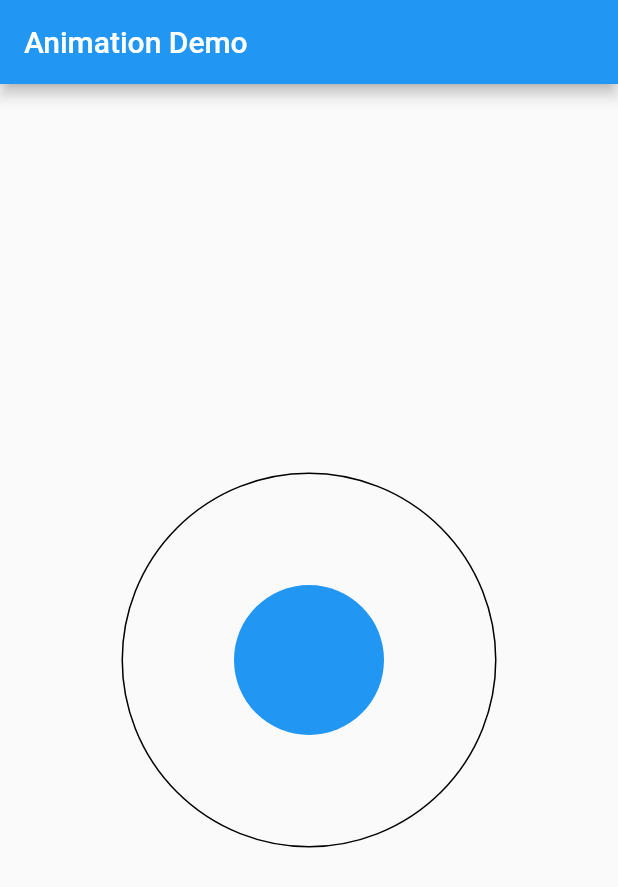
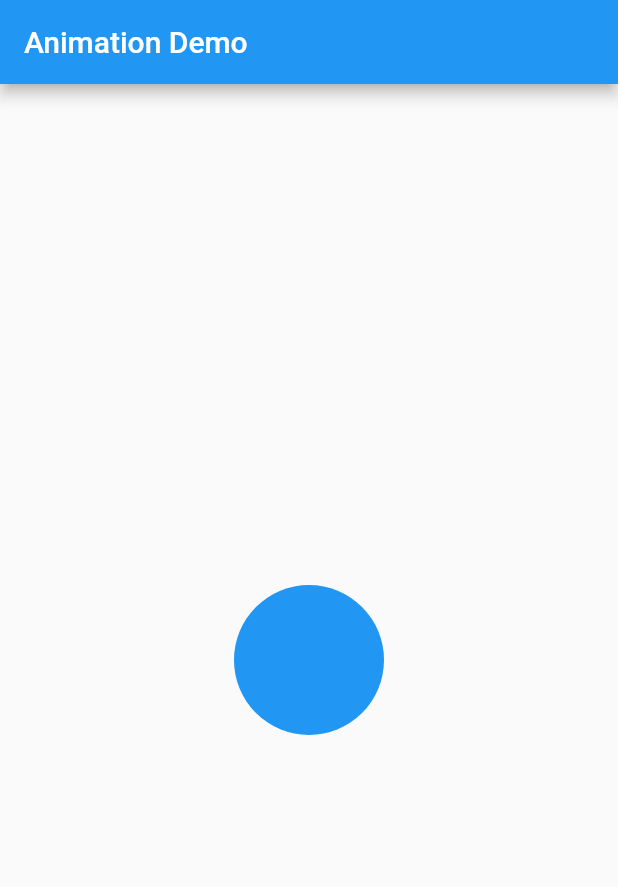
Before and after one commit to numerative/Flutter-Animation-Demo, a Flutter app: the screen it shows after launch, on a phone screen of 412 x 824 dp. Shown: the top 887 px of the screen. Run offline on Flutter 3.47's test engine with Material 2 defaults, Android fonts, the phone set to English and light mode, and no system bars.

Commit message:
Remove unused AnimatedContainers with Containers.   - Other misc changes

```diff
--- a/lib/main.dart
+++ b/lib/main.dart
@@ -93,52 +93,38 @@ class _AnimatedCircle extends State<Circle>
     return Center(
       child: Stack(
         children: <Widget>[
-          Align(
+          Container(
+            alignment: Alignment(animation2.value, animation.value),
             child: Container(
-              height: 250,
-              width: 250,
-              decoration: BoxDecoration(
-                shape: BoxShape.circle,
-                border: Border.all(),
-              ),
-            ),
-          ),
-          AnimatedContainer(
-            duration: Duration(milliseconds: 0),
-            alignment: Alignment(animation2.value, animation.value),
-            child: AnimatedContainer(
-              duration: Duration(milliseconds: 0),
               height: sizeAnimation.value,
               width: sizeAnimation.value,
               decoration: new BoxDecoration(
                 shape: BoxShape.circle,
-                color: Colors.red,
+                color: Colors.blue,
               ),
             ),
           ),
           AnimatedContainer(
             duration: Duration(milliseconds: 500),
             alignment: Alignment(x2, y2),
-            child: AnimatedContainer(
-              duration: Duration(milliseconds: 0),
+            child: Container(
               height: sizeAnimation.value,
               width: sizeAnimation.value,
               decoration: new BoxDecoration(
                 shape: BoxShape.circle,
-                color: Colors.red,
+                color: Colors.blue,
               ),
             ),
           ),
           AnimatedContainer(
             duration: Duration(milliseconds: 500),
             alignment: Alignment(x3, y3),
-            child: AnimatedContainer(
-              duration: Duration(milliseconds: 0),
+            child: Container(
               height: sizeAnimation.value,
               width: sizeAnimation.value,
               decoration: new BoxDecoration(
                 shape: BoxShape.circle,
-                color: Colors.red,
+                color: Colors.blue,
               ),
             ),
           ),
@@ -155,8 +141,6 @@ class _AnimatedCircle extends State<Circle>
                   measurement = 100;
                   x2 = 0;
                   y2 = -0.5;
-                  x1 = -0.7;
-                  y1 = -0.3;
                   x3 = 0.7;
                   y3 = -0.3;
                   animationController.forward();
```
